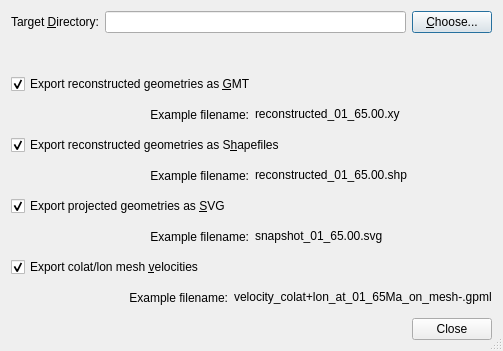
The window that src/qt-widgets/ConfigureExportParametersDialogUi.ui (GPlates/GPlates) describes before a commit, drawn with Qt 5.
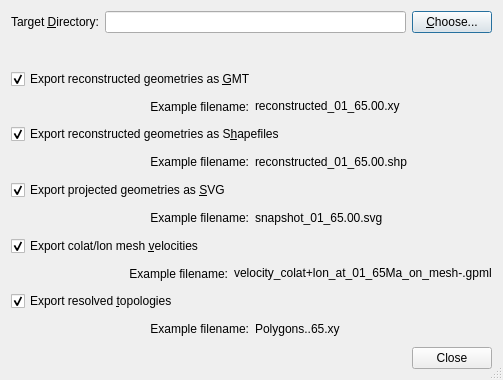
The same window after the commit.

Commit message:
(trunk) Replaced source:/gplates/trunk using source:/gplates/branches/platepolygon-subsegment-export-2009-jul-8@6378 incorporating log:/gplates/branches/platepolygon-subsegment-export-2009-jul-8@6232:6378.
This is "replacing one branch with another". The merge was performed using Tortoise SVN's Merge tool, from
source:/gplates/trunk@6287 to
source:/gplates/branches/platepolygon-2008-08-15@6378,
from inside the root directory of a working copy of the trunk.

 * Supports exporting of subsegments of !PlatePolygon resolved topological geometries to GPlates 0.8 style files.

```diff
--- a/src/qt-widgets/ConfigureExportParametersDialogUi.ui
+++ b/src/qt-widgets/ConfigureExportParametersDialogUi.ui
@@ -6,7 +6,7 @@
     <x>0</x>
     <y>0</y>
     <width>503</width>
-    <height>351</height>
+    <height>380</height>
    </rect>
   </property>
   <property name="windowTitle" >
@@ -195,6 +195,40 @@
      </item>
     </layout>
    </item>
+   <item>
+    <widget class="QCheckBox" name="checkbox_export_resolved_topology" >
+     <property name="text" >
+      <string>Export resolved &amp;topologies</string>
+     </property>
+     <property name="checked" >
+      <bool>true</bool>
+     </property>
+    </widget>
+   </item>
+   <item>
+    <layout class="QHBoxLayout" >
+     <item>
+      <widget class="QLabel" name="label_example_filename_rt" >
+       <property name="text" >
+        <string>Example filename:</string>
+       </property>
+       <property name="alignment" >
+        <set>Qt::AlignRight|Qt::AlignTrailing|Qt::AlignVCenter</set>
+       </property>
+      </widget>
+     </item>
+     <item>
+      <widget class="QLabel" name="label_example_filename_resolved_topology" >
+       <property name="text" >
+        <string>Polygons.&lt;placeholder>.65.xy</string>
+       </property>
+       <property name="textInteractionFlags" >
+        <set>Qt::LinksAccessibleByMouse|Qt::NoTextInteraction|Qt::TextSelectableByKeyboard|Qt::TextSelectableByMouse</set>
+       </property>
+      </widget>
+     </item>
+    </layout>
+   </item>
    <item>
     <widget class="QDialogButtonBox" name="buttonBox" >
      <property name="orientation" >
```
The commit also changes 86 other files.
